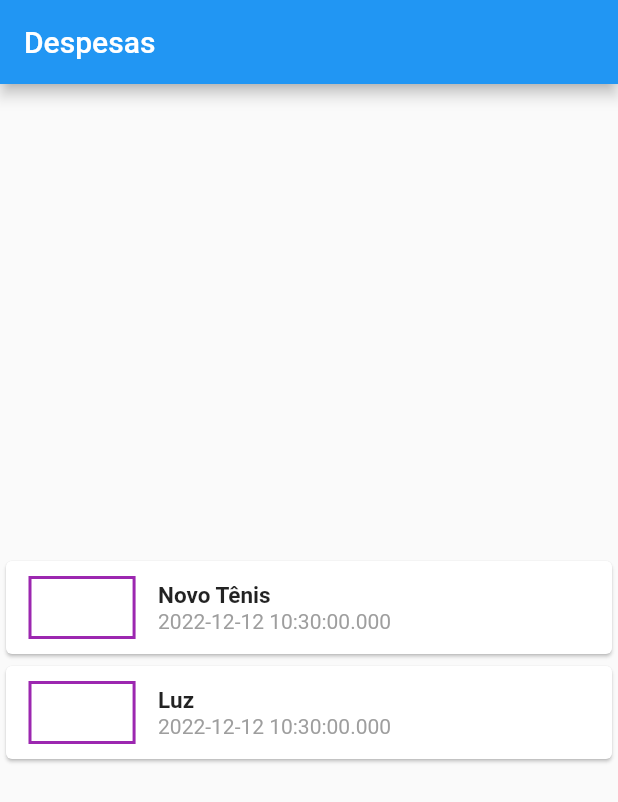
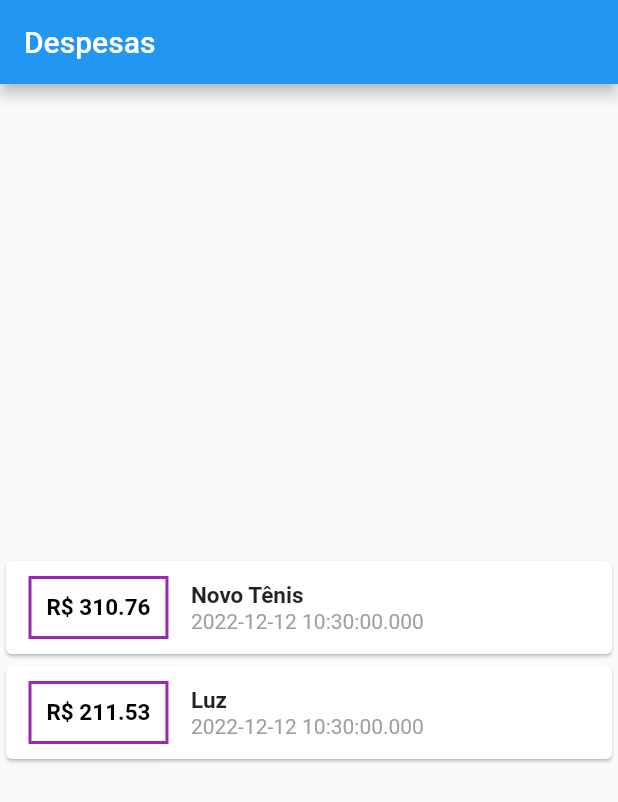
Before and after one commit to menesesdev/Despesas_Pessoais, a Flutter app: the screen it shows after launch, on a phone screen of 412 x 824 dp. Shown: the top 802 px of the screen. Run offline on Flutter 3.47's test engine with Material 2 defaults, Android fonts, the phone set to English and light mode, and no system bars.

Commit message:
Interpolando o valor da transação c/ o simbolo do real

```diff
--- a/lib/main.dart
+++ b/lib/main.dart
@@ -65,11 +65,11 @@ class MyHomePage extends StatelessWidget {
                         ),
                         padding: EdgeInsets.all(10),
                         child: Text(
-                          tr.value.toString(),
+                         'R\$ ' + tr.value.toStringAsFixed(2),
                           style: TextStyle(
                             fontWeight: FontWeight.bold,
                             fontSize: 15,
-                            color: Colors.white,
+                            color: Colors.black,
                           ),
                         ),
                       ),
```
